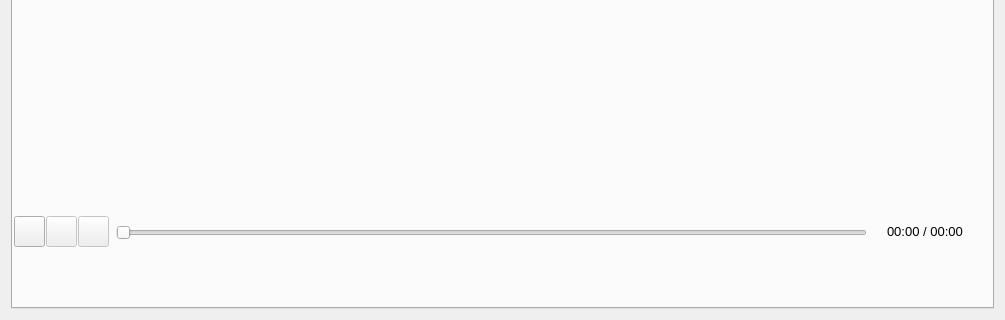
Old version of the form src/ui/mainwindow.ui in the repository kn2cssl/kn2cPrograms; both pictures show x 0 to 1005 and y 471 to 791 of the 1005 by 791 pixel window.
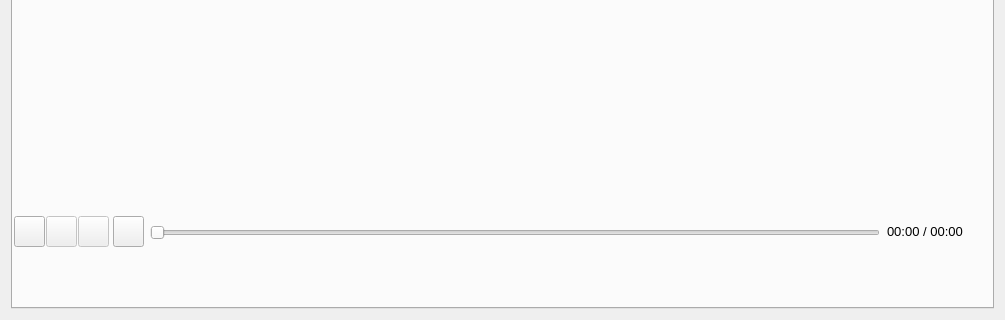
New version of the form. Icons and pictures are not drawn.

Diff of the .ui file:
```diff
--- a/src/ui/mainwindow.ui
+++ b/src/ui/mainwindow.ui
@@ -107,15 +107,21 @@
          </size>
         </property>
        </widget>
-       <widget class="QSlider" name="horizontalSlider">
+       <widget class="QSlider" name="timeLine_slider">
+        <property name="enabled">
+         <bool>false</bool>
+        </property>
         <property name="geometry">
          <rect>
-          <x>103</x>
+          <x>137</x>
           <y>652</y>
-          <width>751</width>
+          <width>730</width>
           <height>29</height>
          </rect>
         </property>
+        <property name="maximum">
+         <number>0</number>
+        </property>
         <property name="orientation">
          <enum>Qt::Horizontal</enum>
         </property>
@@ -164,6 +170,32 @@
          </size>
         </property>
        </widget>
+       <widget class="QPushButton" name="openLog_button">
+        <property name="enabled">
+         <bool>true</bool>
+        </property>
+        <property name="geometry">
+         <rect>
+          <x>100</x>
+          <y>650</y>
+          <width>31</width>
+          <height>31</height>
+         </rect>
+        </property>
+        <property name="text">
+         <string/>
+        </property>
+        <property name="icon">
+         <iconset resource="../resources.qrc">
+          <normaloff>:/resources/images/open.svg</normaloff>:/resources/images/open.svg</iconset>
+        </property>
+        <property name="iconSize">
+         <size>
+          <width>50</width>
+          <height>25</height>
+         </size>
+        </property>
+       </widget>
       </widget>
       <widget class="QWidget" name="tab_9">
        <attribute name="title">
```
Left out of the diff: 2 changed lines with no effect on the pictures.
